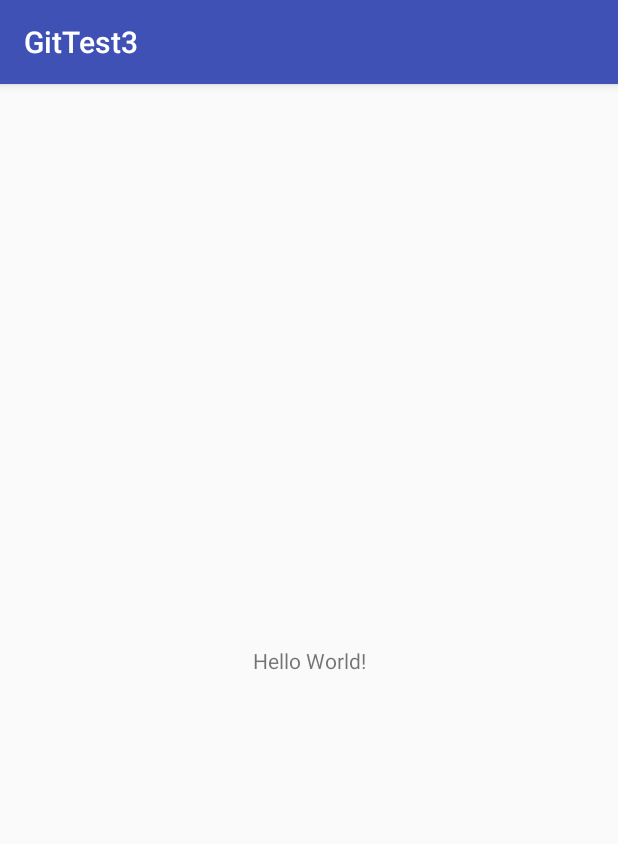
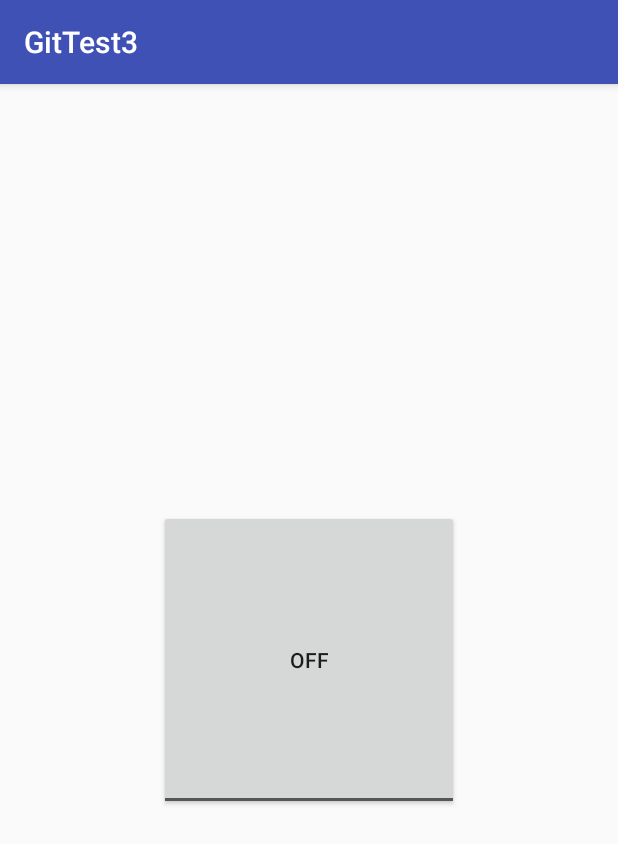
Before and after one commit to alemarco96/things, an Android app: the screen it shows after launch (MainActivity), on a phone screen of 412 x 824 dp. Shown: the top 844 px of the screen. Run offline under Robolectric (Android 15) with nearby library versions, the phone set to English and light mode, and no system bars.

Commit message:
test #3 commit #2
Signed-off-by: ER <er@likenoother.it>

```diff
--- a/GitTest3/app/src/main/java/it/likenoother/gittest3/MainActivity.java
+++ b/GitTest3/app/src/main/java/it/likenoother/gittest3/MainActivity.java
@@ -2,12 +2,26 @@ package it.likenoother.gittest3;
 
 import android.support.v7.app.AppCompatActivity;
 import android.os.Bundle;
+import android.view.View;
+import android.widget.Toast;
+import android.widget.ToggleButton;
 
 public class MainActivity extends AppCompatActivity {
-
+    private ToggleButton myTogglebutton;
     @Override
     protected void onCreate(Bundle savedInstanceState) {
         super.onCreate(savedInstanceState);
         setContentView(R.layout.activity_main);
+
+        myTogglebutton=(ToggleButton)findViewById(R.id.myToggleButton);
+        myTogglebutton.setOnClickListener(new View.OnClickListener() {
+                                              @Override
+                                              public void onClick(View v) {
+                                                  Toast.makeText(MainActivity.this,"prova",Toast.LENGTH_LONG).show();
+                                              }
+                                          }
+
+        );
+
     }
 }
--- a/GitTest3/app/src/main/res/layout/activity_main.xml
+++ b/GitTest3/app/src/main/res/layout/activity_main.xml
@@ -6,13 +6,17 @@
     android:layout_height="match_parent"
     tools:context=".MainActivity">
 
-    <TextView
-        android:layout_width="wrap_content"
-        android:layout_height="wrap_content"
-        android:text="Hello World!"
+    <ToggleButton
+        android:id="@+id/myToggleButton"
+        android:layout_width="200dp"
+        android:layout_height="200dp"
+        android:text="ToggleButton"
         app:layout_constraintBottom_toBottomOf="parent"
         app:layout_constraintLeft_toLeftOf="parent"
         app:layout_constraintRight_toRightOf="parent"
+        app:layout_constraintEnd_toEndOf="parent"
+        app:layout_constraintHorizontal_bias="0.5"
+        app:layout_constraintStart_toStartOf="parent"
         app:layout_constraintTop_toTopOf="parent" />
 
 </android.support.constraint.ConstraintLayout>
```
